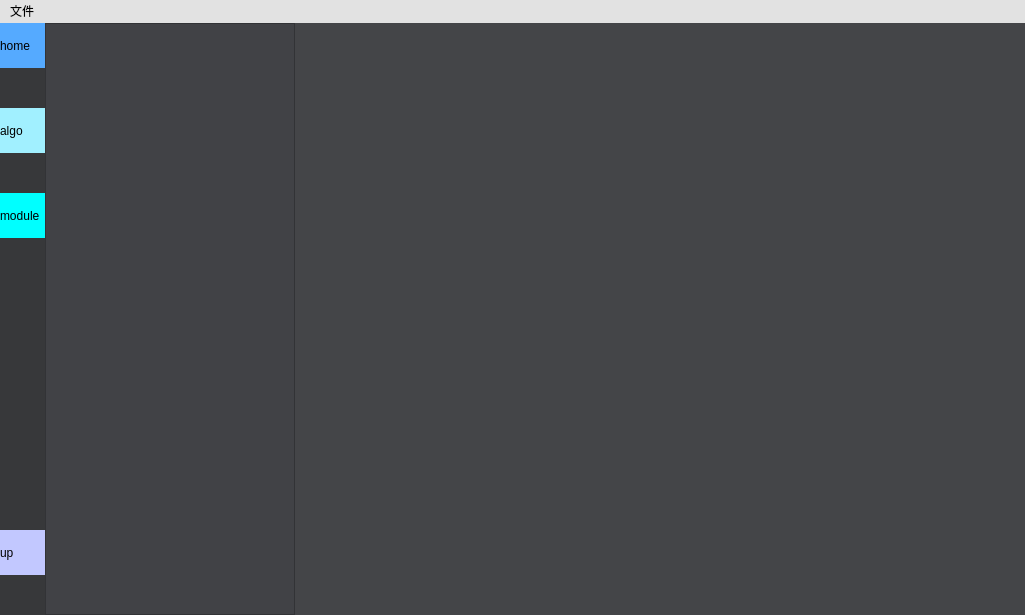
This is mainwindow.ui in build4eye/build4eye as Qt 5 draws it before an edit. The edited form follows.
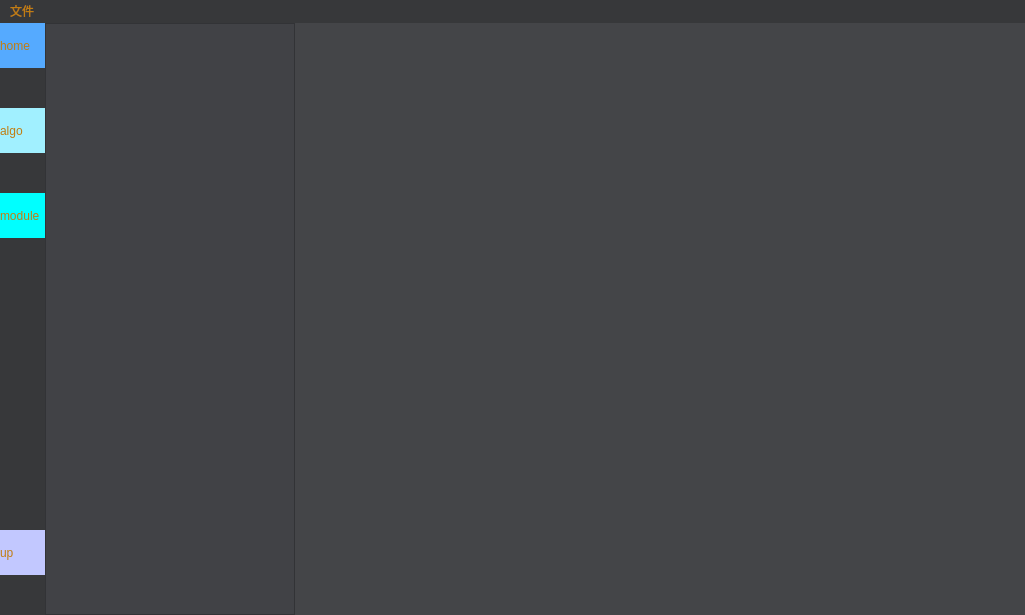
This is the edited form.

Commit message: 改变了背jingse

```diff
--- a/mainwindow.ui
+++ b/mainwindow.ui
@@ -19,7 +19,8 @@
    <string>MainWindow</string>
   </property>
   <property name="styleSheet">
-   <string notr="true">background-color: rgb(226, 226, 226);</string>
+   <string notr="true">background-color: rgb(55, 56, 58);
+color: rgb(193, 125, 17);</string>
   </property>
   <widget class="QWidget" name="centralwidget">
    <property name="styleSheet">
@@ -296,7 +297,7 @@
      <x>0</x>
      <y>0</y>
      <width>1025</width>
-     <height>22</height>
+     <height>28</height>
     </rect>
    </property>
    <widget class="QMenu" name="menu">
```
The commit also changes 1 other file.
